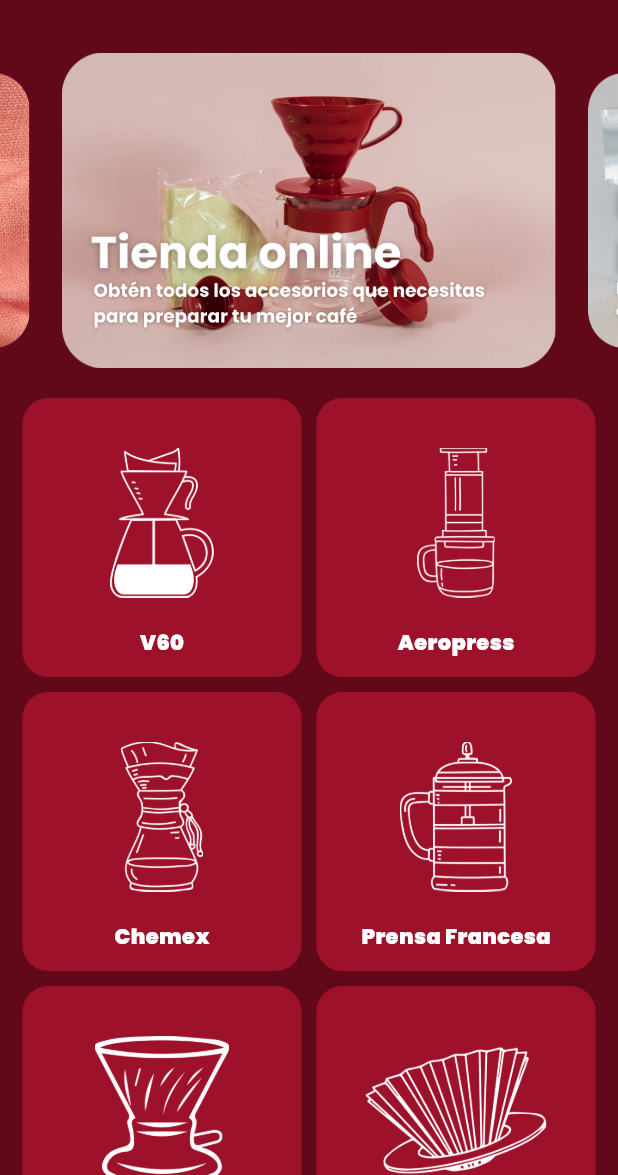
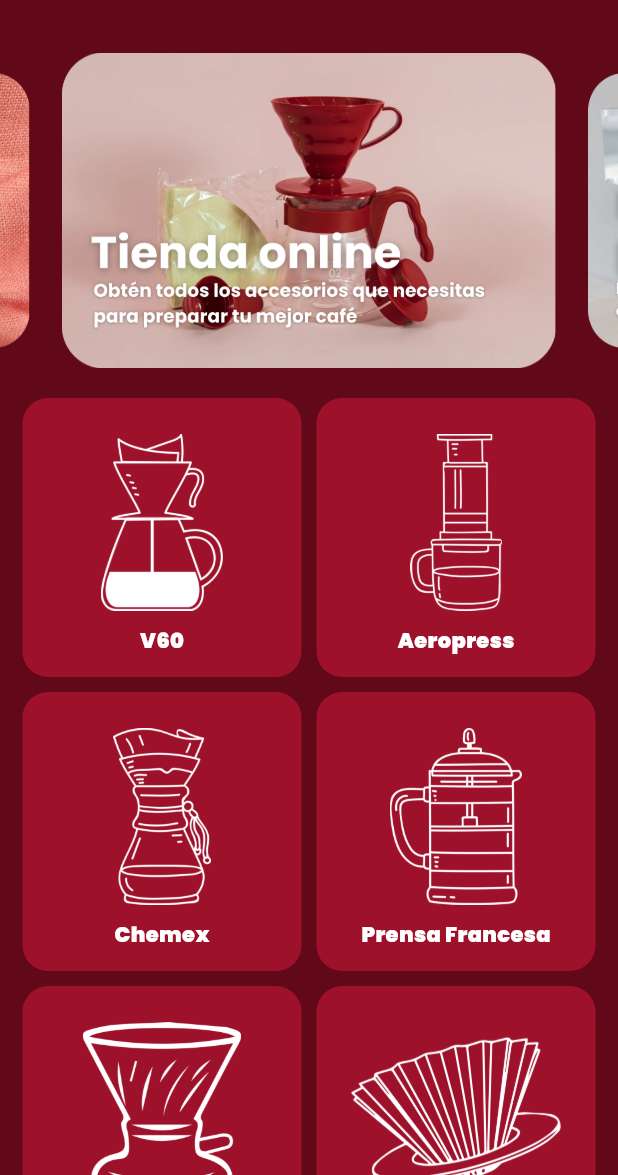
Before and after one commit to natrodriguez1/app_escoffee_main, a Flutter app: the HomeScreen screen opened by its route, on a phone screen of 412 x 824 dp, the part 61-1236 px from its top. Run offline on Flutter 3.47's test engine with Material 3 defaults, Android fonts, the phone set to English and light mode, and no system bars; drawn by our look-alikes of carousel_slider; our stand-ins replace auto_route, flutter_markdown, in_app_purchase, introduction_screen, just_audio, package_info_plus and 2 more; missing offline and left inert: advanced_in_app_review, coffeico, flutter_device_type, quick_actions, universal_html; accounts and stored records are empty.

Commit message:
nuevo archivo de documentación y cambio imageSize

```diff
--- a/lib/screens/home_screen.dart
+++ b/lib/screens/home_screen.dart
@@ -97,8 +97,8 @@
                     child: Column(
                       mainAxisAlignment: MainAxisAlignment.center,
                       children:
-                      [Padding(padding: const EdgeInsets.all(20),
-                                child: getImageByBrewingMethod(method.id, 100)), Text(method.name, style: const TextStyle(fontWeight: FontWeight.w900),)],
+                      [Padding(padding: const EdgeInsets.all(10),
+                                child: getImageByBrewingMethod(method.id, imageSize)), Text(method.name, style: const TextStyle(fontWeight: FontWeight.w900),)],
                       )
 
                 )
@@ -110,10 +110,12 @@
   }
   bool isIpad() {
     final data = MediaQueryData.fromWindow(WidgetsBinding.instance.window);
+    carrouselHeight = data.size.longestSide / 2.5;
+    imageSize = data.size.longestSide/7;
     return data.size.shortestSide < 600 ? false :true;
-
   }
-
+  late double carrouselHeight;
+  late double imageSize;
   @override
   Widget build(BuildContext context) {
     final recipeProvider = Provider.of<RecipeProvider>(context);
@@ -122,12 +124,10 @@
     int crossAxisCount;
     double mainAxisSpacing;
     double crossAxisSpacing;
-    double carrouselHeight;
 
     if(isIpad()){
       crossAxisCount = 3;
-      mainAxisSpacing = crossAxisSpacing = 20;
-      carrouselHeight = 450;
+      mainAxisSpacing = crossAxisSpacing = 450;
     } else{
       crossAxisCount = 2;
       mainAxisSpacing = crossAxisSpacing = 10;
```
Also changed, not shown: 1 other file.
